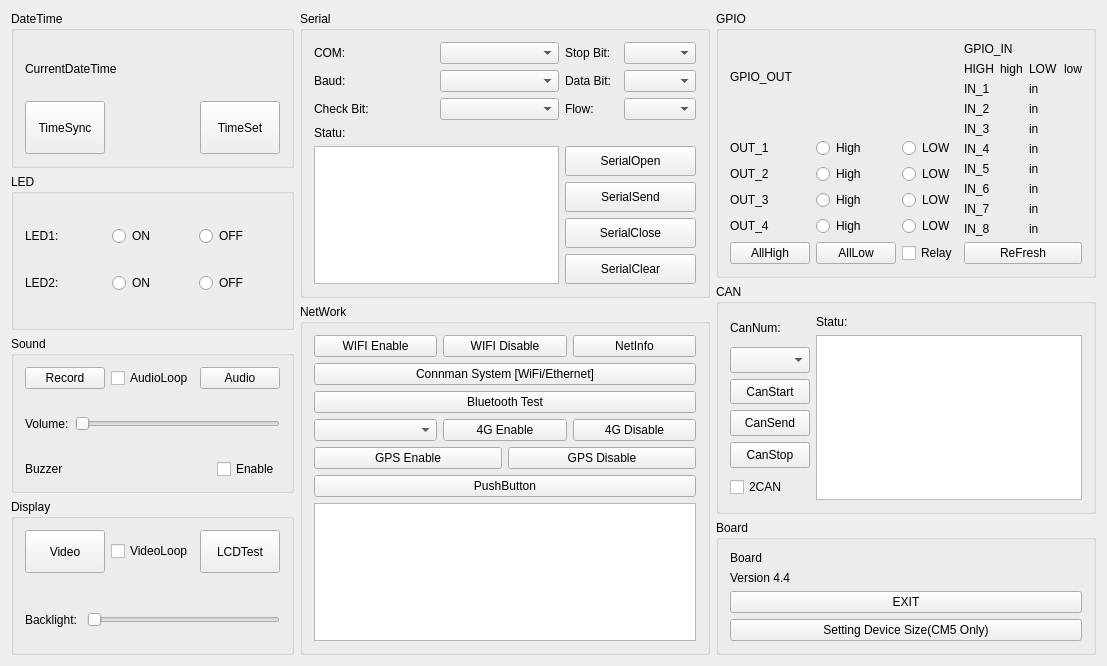
Old version of the form mainwindow.ui in the repository Chipsee/hardwaretest.
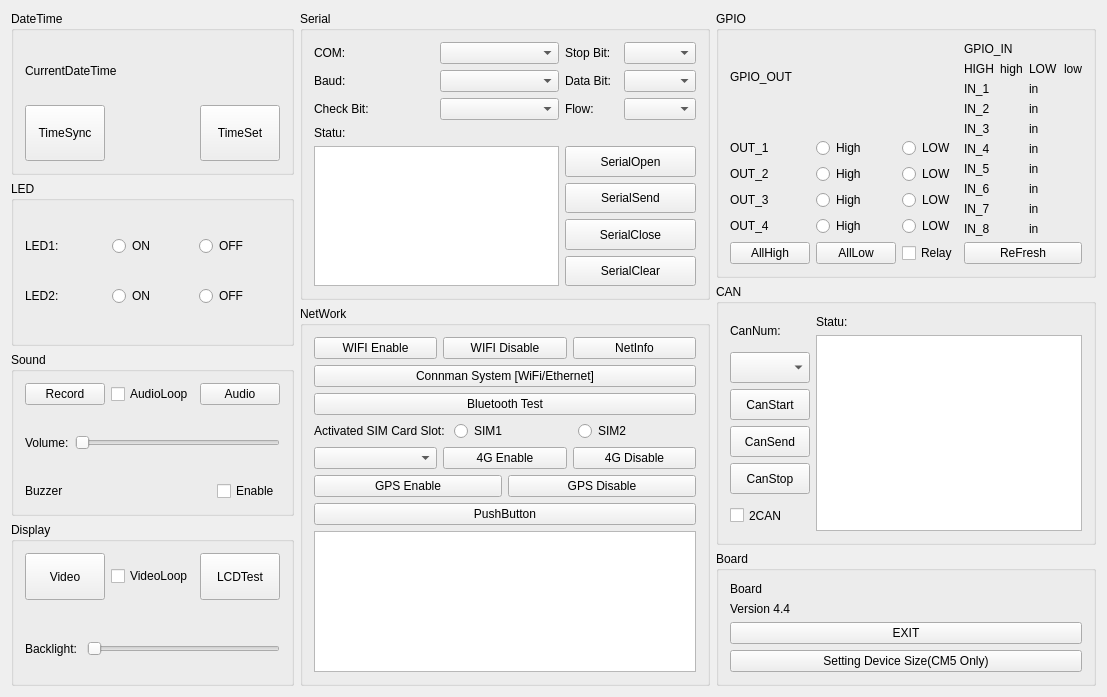
New version of the form.

Commit message: Added switch sim card feature for CS_RK3576_BOX_SK board

Patch:
```diff
--- a/mainwindow.ui
+++ b/mainwindow.ui
@@ -7,7 +7,7 @@
     <x>0</x>
     <y>0</y>
     <width>1107</width>
-    <height>666</height>
+    <height>697</height>
    </rect>
   </property>
   <property name="windowTitle">
@@ -656,6 +656,37 @@
              </property>
             </widget>
            </item>
+           <item>
+            <layout class="QHBoxLayout" name="horizontalLayout_SIM">
+             <item>
+              <widget class="QLabel" name="label_sim">
+               <property name="text">
+                <string>Activated SIM Card Slot: </string>
+               </property>
+              </widget>
+             </item>
+             <item>
+              <widget class="QRadioButton" name="radioButton_sim1">
+               <property name="text">
+                <string>SIM1</string>
+               </property>
+               <attribute name="buttonGroup">
+                <string notr="true">buttonGroup_sim</string>
+               </attribute>
+              </widget>
+             </item>
+             <item>
+              <widget class="QRadioButton" name="radioButton_sim2">
+               <property name="text">
+                <string>SIM2</string>
+               </property>
+               <attribute name="buttonGroup">
+                <string notr="true">buttonGroup_sim</string>
+               </attribute>
+              </widget>
+             </item>
+            </layout>
+           </item>
            <item>
             <layout class="QHBoxLayout" name="horizontalLayout_4G">
              <item>
```
Left out of the diff: 9 changed lines with no effect on the pictures. The commit also changes 5 other files.
